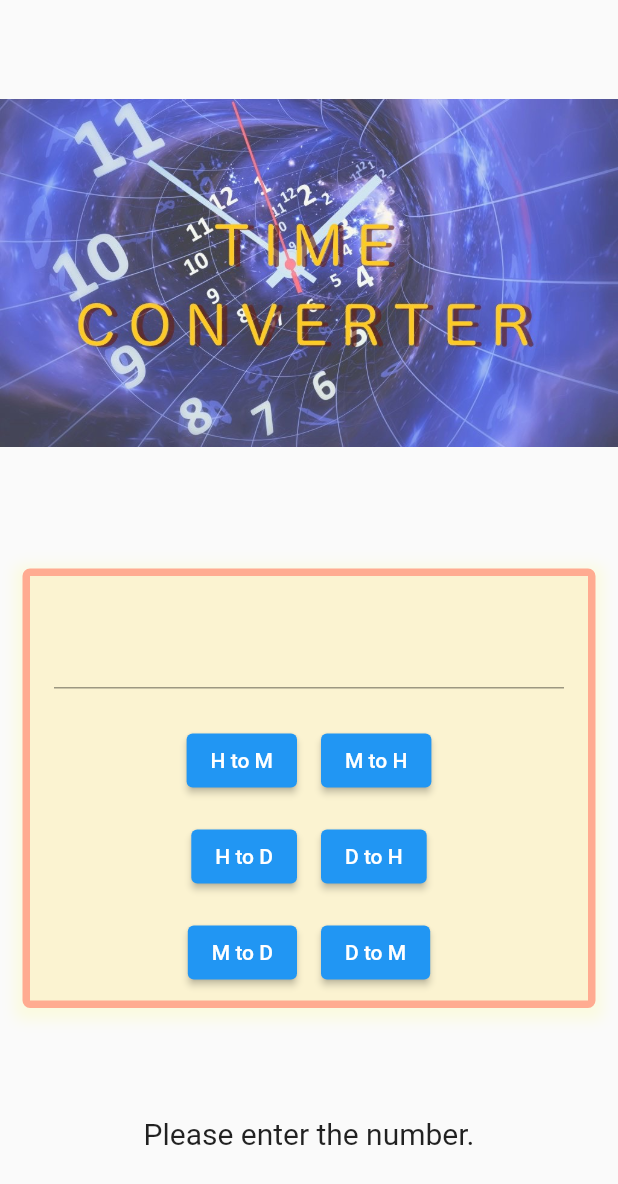
After one commit to tmwwtcrrt/project_630710655, a Flutter app: the TimePage screen opened directly, after a tap on "H to M", on a phone screen of 412 x 824 dp. The commit adds this screen. Shown: the top 1184 px of the screen. Run offline on Flutter 3.47's test engine with Material 2 defaults, Android fonts, the phone set to English and light mode, and no system bars; our stand-ins replace google_fonts; Roboto replaces fonts that are missing (Sarabun).

Commit message:
ส่งโปรเจค

```diff
--- a/lib/converter.dart
+++ b/lib/converters/currency_converter.dart
@@ -1,4 +1,4 @@
-class Converter {
+class CurrencyConverter {
   static double THB2USD(double value){
     return (value * 0.03);
   }
--- /dev/null
+++ b/lib/pages/time_page.dart
@@ -0,0 +1,154 @@
+import 'package:flutter/material.dart';
+import 'package:project/converters/time_converter.dart';
+import 'package:google_fonts/google_fonts.dart';
+
+class TimePage extends StatefulWidget {
+  const TimePage({Key? key}) : super(key: key);
+
+  @override
+  State<TimePage> createState() => _TimePageState();
+}
+
+class _TimePageState extends State<TimePage> {
+  static const TimeList = [
+    'H to M',
+    'M to H',
+    'H to D',
+    'D to H',
+    'M to D',
+    'D to M'
+  ];
+  var _feedbackText = '';
+  final _controller = TextEditingController();
+
+  void _handleClickButton(int i) {
+    var input = _controller.text;
+    if (input == '') {
+      setState(() {
+        _feedbackText = 'Please enter the number.';
+      });
+      return;
+    }
+    var time = double.tryParse(input);
+    if (time == null) {
+      setState(() {
+        _feedbackText = 'ERROR. Please try agian.';
+      });
+      return;
+    }
+
+    switch (i) {
+      case 0:
+        setState(() {
+          _feedbackText = '$time HOURS = ${TimeConverter.H2M(time)} MINUTES';
+        });
+        break;
+      case 1:
+        setState(() {
+          _feedbackText = '$time MINUTES = ${TimeConverter.M2H(time)} HOURS';
+        });
+        break;
+      case 2:
+        setState(() {
+          _feedbackText = '$time HOURS = ${TimeConverter.H2D(time)} DAYS';
+        });
+        break;
+      case 3:
+        setState(() {
+          _feedbackText = '$time DAYS = ${TimeConverter.D2H(time)} HOURS';
+        });
+        break;
+      case 4:
+        setState(() {
+          _feedbackText = '$time MINUTES = ${TimeConverter.M2D(time)} DAYS';
+        });
+        break;
+      case 5:
+        setState(() {
+          _feedbackText = '$time DAYS = ${TimeConverter.D2M(time)} MINUTES';
+        });
+        break;
+    }
+  }
+
+  Widget _buildButton(int i) {
+    return Padding(
+      padding: const EdgeInsets.all(8.0),
+      child: ElevatedButton(
+        onPressed: () {
+          _handleClickButton(i);
+        },
+        child: Text(TimeList[i]),
+      ),
+    );
+  }
+
+  @override
+  Widget build(BuildContext context) {
+    var mylist = [
+      ['HOUR to MINUTE', 'MINUTE to HOUR'],
+      ['HOUR to DAY', 'DAY to HOUR'],
+      ['MINUTE to DAY', 'DAY to MMINUTE'],
+    ];
+
+    return Scaffold(
+      body: Center(
+        child: Column(
+          mainAxisAlignment: MainAxisAlignment.spaceEvenly,
+          children: [
+            Image.asset('assets/images/time.jpg',height: 250.0,),
+            Container(
+              margin: EdgeInsets.all(15.0),
+              decoration: BoxDecoration(
+                color: Colors.orangeAccent.withOpacity(0.1),
+                border: Border.all(
+                  width: 5.0,
+                  color: Colors.deepOrange.shade200,
+                ),
+                borderRadius: BorderRadius.circular(5.0),
+                boxShadow: [
+                  BoxShadow(
+                    color: Colors.yellowAccent.withOpacity(0.1),
+                    spreadRadius: 5,
+                    blurRadius: 7,
+                    offset: const Offset(0, 3)
+                  )
+                ]
+              ),
+              child: Column(
+                children: [
+                  Padding(padding: const EdgeInsets.all(16.0),
+                  child: TextField(
+                    textAlign: TextAlign.center,
+                    controller: _controller,
+                    style: TextStyle(
+                      fontSize: 30.0,
+                      fontWeight: FontWeight.bold
+                    ),
+                  ),
+                  ),
+                  Row(mainAxisAlignment: MainAxisAlignment.center, children: [
+                    _buildButton(0),
+                    _buildButton(1),
+                  ]),
+                  Row(mainAxisAlignment: MainAxisAlignment.center, children: [
+                    _buildButton(2),
+                    _buildButton(3),
+                  ]),
+                  Row(mainAxisAlignment: MainAxisAlignment.center, children: [
+                    _buildButton(4),
+                    _buildButton(5),
+                  ]),
+                ],
+              ),
+            ),
+            Text(
+              _feedbackText,
+              style: GoogleFonts.sarabun(fontSize: 20.0),
+            )
+          ],
+        ),
+      ),
+    );
+  }
+}
```
Also changed, not shown: lib/converters/time_converter.dart (added, +25 -0 lines), lib/main.dart (+1 -9 lines), lib/pages/currency_page.dart (added, +230 -0 lines), lib/pages/home_page.dart (+20 -209 lines), assets/images/time.jpg (added).
